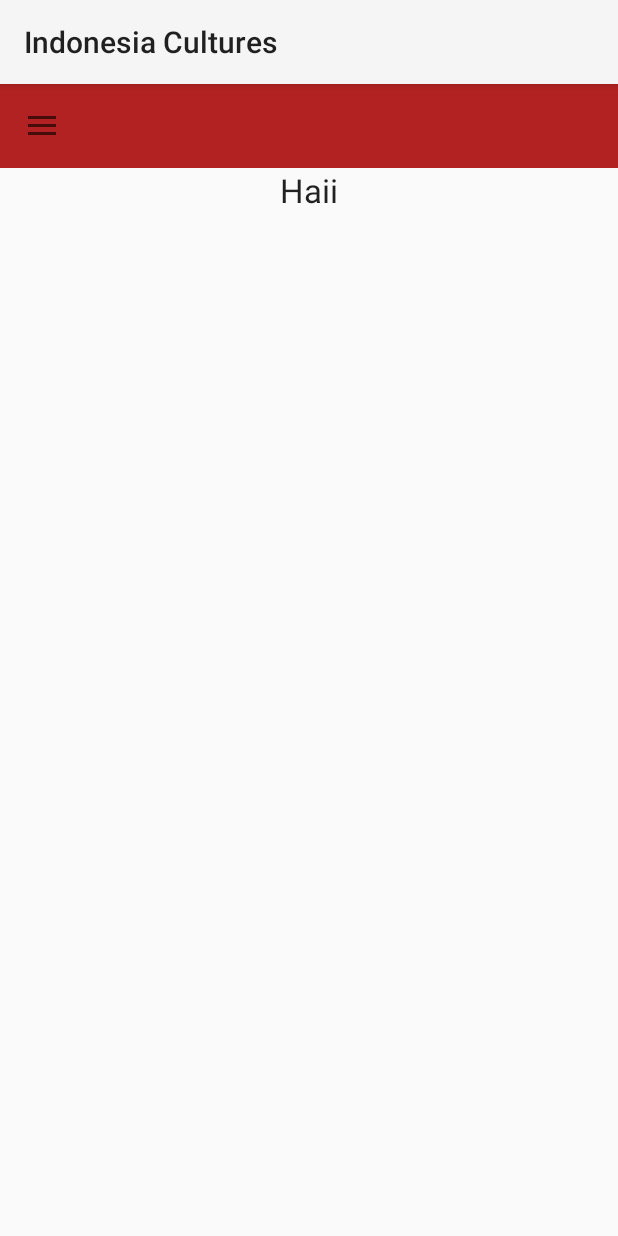
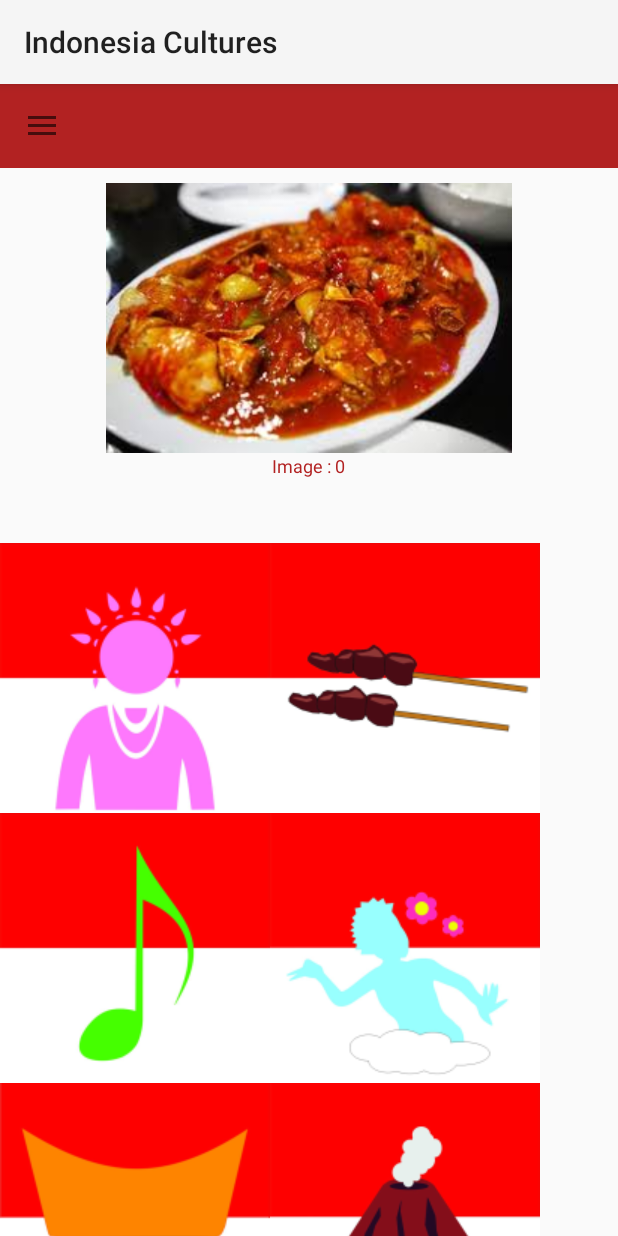
Before and after one commit to adelianova/Kelompok1, an Android app: the screen it shows after launch (MainActivity), on a phone screen of 412 x 824 dp. Run offline under Robolectric (Android 15) with nearby library versions, the phone set to English and light mode, and no system bars; our stand-ins replace Navigation 3; 1 statement that could not run was skipped.

Commit message:
membuat tampila home

```diff
--- a/app/src/main/java/id/sch/smktelkom_mlg/project/xirpl601101928/takel1/MainActivity.java
+++ b/app/src/main/java/id/sch/smktelkom_mlg/project/xirpl601101928/takel1/MainActivity.java
@@ -4,6 +4,7 @@ import android.app.AlertDialog;
 import android.content.Intent;
 import android.os.Bundle;
 import android.support.design.widget.NavigationView;
+import android.support.v4.view.ViewPager;
 import android.support.v4.widget.DrawerLayout;
 import android.support.v7.app.ActionBarDrawerToggle;
 import android.support.v7.app.AppCompatActivity;
@@ -17,14 +18,54 @@ import id.sch.smktelkom_mlg.project.xirpl601101928.takel1.Prov.Provinsi;
 import id.sch.smktelkom_mlg.project.xirpl601101928.takel1.rumh.Rumah;
 
 public class MainActivity extends AppCompatActivity {
+    public static final int REQUEST_CODE = 123;
+    ViewPager viewPager;
+    swipeAdapter adapter;
     //Mendefinisikan variabel
     private Toolbar toolbar;
     private NavigationView navigationView;
     private DrawerLayout drawerLayout;
+
     @Override
     protected void onCreate(Bundle savedInstanceState) {
         super.onCreate(savedInstanceState);
         setContentView(R.layout.activity_main);
+
+        viewPager = (ViewPager) findViewById(R.id.viewpager);
+        adapter = new swipeAdapter(this);
+
+        viewPager.setAdapter(adapter);
+
+        findViewById(R.id.imageBaju).setOnClickListener(new View.OnClickListener() {
+            @Override
+            public void onClick(View v) {
+                startActivityForResult(new Intent(MainActivity.this, Pakaian.class), REQUEST_CODE);
+            }
+        });
+        findViewById(R.id.imageMakan).setOnClickListener(new View.OnClickListener() {
+            @Override
+            public void onClick(View v) {
+                startActivityForResult(new Intent(MainActivity.this, Makanan.class), REQUEST_CODE);
+            }
+        });
+        findViewById(R.id.imageLagu).setOnClickListener(new View.OnClickListener() {
+            @Override
+            public void onClick(View v) {
+                startActivityForResult(new Intent(MainActivity.this, Lagu.class), REQUEST_CODE);
+            }
+        });
+        findViewById(R.id.imageWisata).setOnClickListener(new View.OnClickListener() {
+            @Override
+            public void onClick(View v) {
+                startActivityForResult(new Intent(MainActivity.this, Wisata.class), REQUEST_CODE);
+            }
+        });
+        findViewById(R.id.imageRumah).setOnClickListener(new View.OnClickListener() {
+            @Override
+            public void onClick(View v) {
+                startActivityForResult(new Intent(MainActivity.this, Rumah.class), REQUEST_CODE);
+            }
+        });
         // Menginisiasi Toolbar dan mensetting sebagai actionbar
         toolbar = (Toolbar) findViewById(R.id.toolbar);
         setSupportActionBar(toolbar);
--- /dev/null
+++ b/app/src/main/java/id/sch/smktelkom_mlg/project/xirpl601101928/takel1/swipeAdapter.java
@@ -0,0 +1,55 @@
+package id.sch.smktelkom_mlg.project.xirpl601101928.takel1;
+
+import android.content.Context;
+import android.support.v4.view.PagerAdapter;
+import android.view.LayoutInflater;
+import android.view.View;
+import android.view.ViewGroup;
+import android.widget.ImageView;
+import android.widget.LinearLayout;
+import android.widget.TextView;
+
+/**
+ * Created by intel on 27/11/2016.
+ */
+public class swipeAdapter extends PagerAdapter {
+
+    private int[] image_resourcer = {R.drawable.makanand, R.drawable.g2, R.drawable.g3};
+
+    private Context ct;
+    private LayoutInflater layoutInflater;
+
+
+    public swipeAdapter(Context ct) {
+        this.ct = ct;
+    }
+
+    @Override
+    public int getCount() {
+        return image_resourcer.length;
+    }
+
+    @Override
+    public boolean isViewFromObject(View view, Object object) {
+        return (view == object);
+    }
+
+    @Override
+    public Object instantiateItem(ViewGroup container, int position) {
+
+        layoutInflater = (LayoutInflater) ct.getSystemService(Context.LAYOUT_INFLATER_SERVICE);
+        View item_view = layoutInflater.inflate(R.layout.swipe, container, false);
+        ImageView iv = (ImageView) item_view.findViewById(R.id.imageView);
+        TextView tv = (TextView) item_view.findViewById(R.id.imagecount);
+        iv.setImageResource(image_resourcer[position]);
+        tv.setText("Image : " + position);
+        container.addView(item_view);
+
+        return item_view;
+    }
+
+    @Override
+    public void destroyItem(ViewGroup container, int position, Object object) {
+        container.removeView((LinearLayout) object);
+    }
+}
--- a/app/src/main/res/layout/activity_main.xml
+++ b/app/src/main/res/layout/activity_main.xml
@@ -17,14 +17,65 @@
             android:id="@+id/toolbar"
             layout="@layout/layout_toolbar" />
 
-        <TextView
-            android:id="@+id/textView"
-            android:layout_width="wrap_content"
-            android:layout_height="wrap_content"
-            android:layout_gravity="center_horizontal"
-            android:text="Haii"
-            android:textAppearance="?android:attr/textAppearanceLarge" />
+        <android.support.v4.view.ViewPager
+            android:id="@+id/viewpager"
+            android:layout_width="match_parent"
+            android:layout_height="250dp"></android.support.v4.view.ViewPager>
 
+        <GridLayout xmlns:android="http://schemas.android.com/apk/res/android"
+            android:layout_width="match_parent"
+            android:layout_height="match_parent"
+            android:layout_below="@+id/viewpager"
+            android:orientation="vertical">
+
+            <ImageButton
+                android:id="@+id/imageBaju"
+                android:layout_width="180dp"
+                android:layout_height="180dp"
+                android:layout_column="0"
+                android:layout_row="0"
+                android:src="@drawable/l1" />
+
+            <ImageButton
+                android:id="@+id/imageMakan"
+                android:layout_width="180dp"
+                android:layout_height="180dp"
+                android:layout_column="1"
+                android:layout_row="0"
+                android:src="@drawable/l2" />
+
+            <ImageButton
+                android:id="@+id/imageLagu"
+                android:layout_width="180dp"
+                android:layout_height="180dp"
+                android:layout_column="0"
+                android:layout_row="1"
+                android:src="@drawable/l3" />
+
+            <ImageButton
+                android:id="@+id/imageTari"
+                android:layout_width="180dp"
+                android:layout_height="180dp"
+                android:layout_column="1"
+                android:layout_row="1"
+                android:src="@drawable/l4" />
+
+            <ImageButton
+                android:id="@+id/imageRumah"
+                android:layout_width="180dp"
+                android:layout_height="180dp"
+                android:layout_column="0"
+                android:layout_row="2"
+                android:src="@drawable/l5" />
+
+            <ImageButton
+                android:id="@+id/imageWisata"
+                android:layout_width="180dp"
+                android:layout_height="180dp"
+                android:layout_column="1"
+                android:layout_row="2"
+                android:src="@drawable/l6" />
+        </GridLayout>
     </LinearLayout>
 
     <android.support.design.widget.NavigationView
--- /dev/null
+++ b/app/src/main/res/layout/swipe.xml
@@ -0,0 +1,23 @@
+<?xml version="1.0" encoding="utf-8"?>
+<LinearLayout xmlns:android="http://schemas.android.com/apk/res/android"
+    android:layout_width="match_parent"
+    android:layout_height="match_parent"
+    android:orientation="vertical">
+
+    <ImageView
+        android:id="@+id/imageView"
+        android:layout_width="match_parent"
+        android:layout_height="180dp"
+        android:layout_gravity="center_horizontal"
+        android:layout_marginTop="10dp"
+        android:gravity="center" />
+
+    <TextView
+        android:id="@+id/imagecount"
+        android:layout_width="wrap_content"
+        android:layout_height="wrap_content"
+        android:layout_gravity="center_horizontal"
+        android:text="Image"
+        android:textAppearance="@style/TextAppearance.AppCompat.Caption"
+        android:textColor="@color/colorPrimary" />
+</LinearLayout>
```
Also changed, not shown: app/src/main/res/drawable/g2.png (added), app/src/main/res/drawable/g3.png (added), app/src/main/res/drawable/l1.png (added), app/src/main/res/drawable/l2.png (added), app/src/main/res/drawable/l3.png (added), app/src/main/res/drawable/l4.png (added), app/src/main/res/drawable/l5.png (added), app/src/main/res/drawable/l6.png (added).
